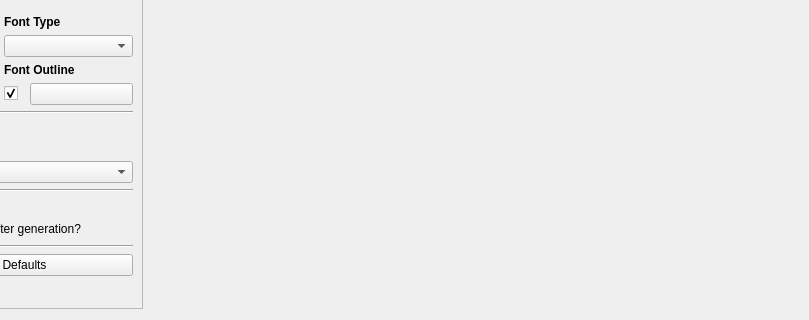
Qt form src/layout/TSHThumbnailSettings.ui (joaorb64/TournamentStreamHelper) before a commit; both pictures show x 153 to 962 and y 433 to 753 of the 962 by 753 pixel window.
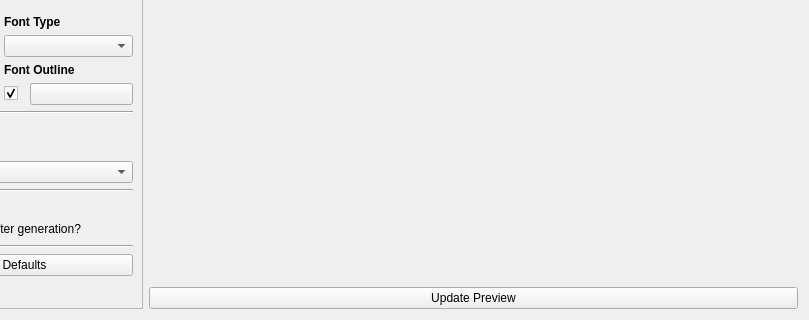
The same form after that commit.

Commit message: Add button to update preview

Patch:
```diff
--- a/src/layout/TSHThumbnailSettings.ui
+++ b/src/layout/TSHThumbnailSettings.ui
@@ -611,6 +611,13 @@
        <layout class="QVBoxLayout" name="verticalLayout_12"/>
       </widget>
      </item>
+     <item>
+      <widget class="QPushButton" name="btUpdatePreview">
+       <property name="text">
+        <string>Update Preview</string>
+       </property>
+      </widget>
+     </item>
     </layout>
    </item>
   </layout>
```
The commit also changes 1 other file.
